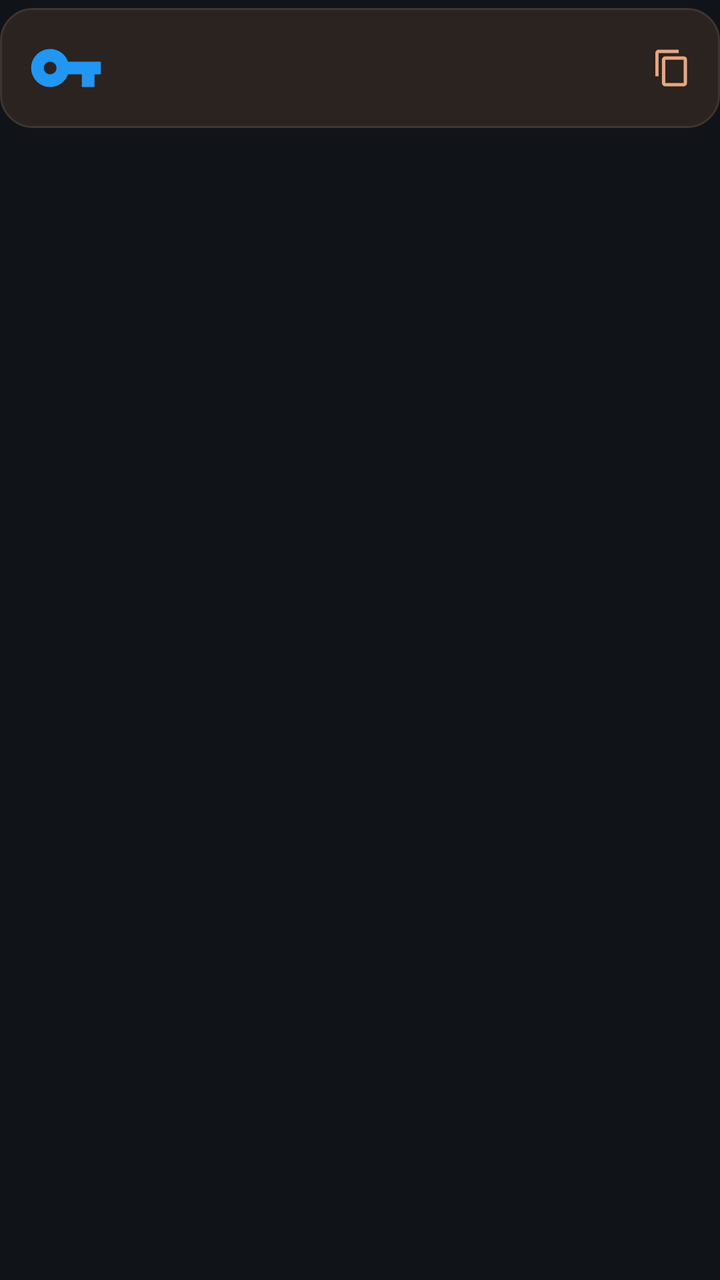
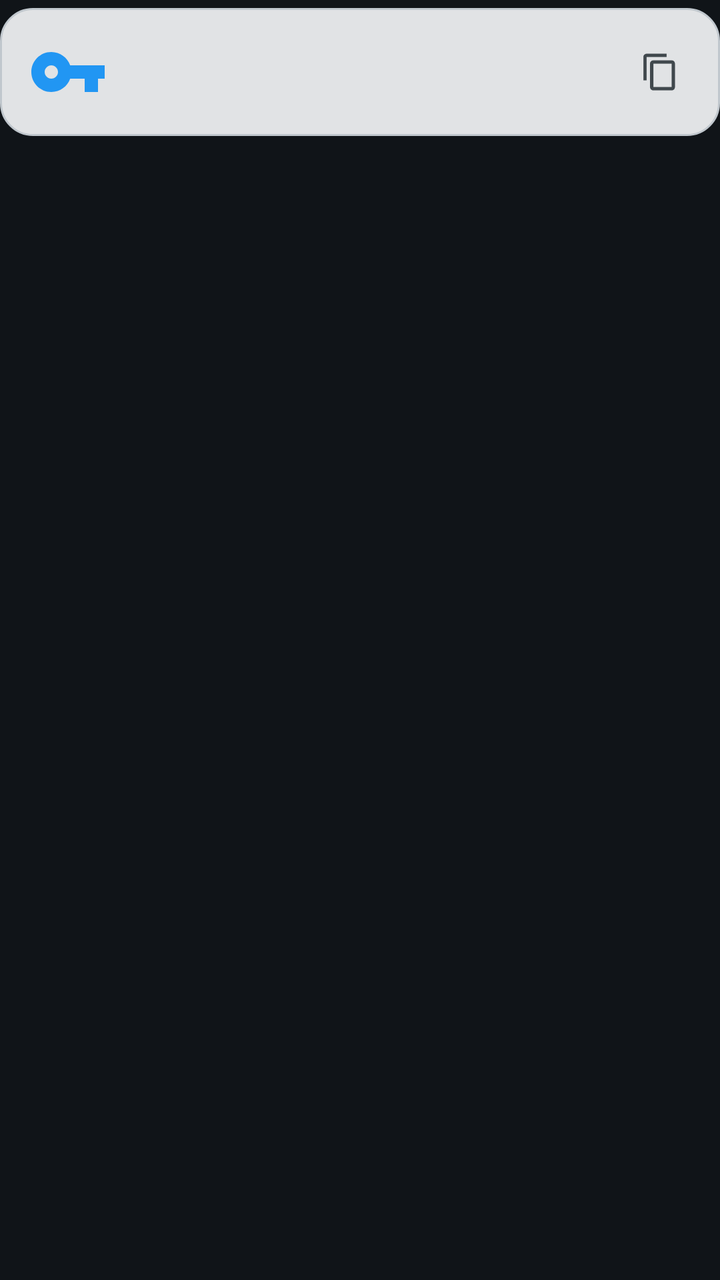

Compare the two renders of this Android layout. The source of the first and the diff that turns it into the second are given below.
<!-- AndroidManifest.xml: application theme Theme.Decryptum -->
<!-- res/layout/autofill_dataset_item.xml -->
<?xml version="1.0" encoding="utf-8"?>
<FrameLayout xmlns:android="http://schemas.android.com/apk/res/android"
    android:layout_width="match_parent"
    android:layout_height="wrap_content"
    android:paddingTop="4dp"
    android:paddingBottom="4dp">

    <LinearLayout
        android:layout_width="match_parent"
        android:layout_height="wrap_content"
        android:orientation="horizontal"
        android:gravity="center_vertical"
        android:minHeight="56dp"
        android:paddingStart="14dp"
        android:paddingEnd="14dp"
        android:paddingTop="10dp"
        android:paddingBottom="10dp"
        android:background="@drawable/bg_autofill_card">

        <ImageView
            android:id="@+id/autofill_item_icon"
            android:layout_width="38dp"
            android:layout_height="38dp"
            android:layout_marginEnd="12dp"
            android:src="@drawable/ic_autofill_key"
            android:scaleType="fitCenter"
            android:contentDescription="@null" />

        <LinearLayout
            android:layout_width="0dp"
            android:layout_height="wrap_content"
            android:layout_weight="1"
            android:orientation="vertical">

            <TextView
                android:id="@+id/autofill_item_title"
                android:layout_width="match_parent"
                android:layout_height="wrap_content"
                android:textSize="15sp"
                android:textStyle="bold"
                android:textColor="#FFFFFF"
                android:ellipsize="end"
                android:singleLine="true" />

            <TextView
                android:id="@+id/autofill_item_subtitle"
                android:layout_width="match_parent"
                android:layout_height="wrap_content"
                android:layout_marginTop="2dp"
                android:textSize="13sp"
                android:textColor="#BFAFA6"
                android:ellipsize="end"
                android:singleLine="true" />
        </LinearLayout>

        <ImageView
            android:id="@+id/autofill_item_copy"
            android:layout_width="20dp"
            android:layout_height="20dp"
            android:layout_marginStart="8dp"
            android:src="@drawable/ic_autofill_copy"
            android:contentDescription="@null" />

    </LinearLayout>

</FrameLayout>
<!-- resources referenced by this layout -->
<resources>
  <!-- drawable bg_autofill_card (drawable) -->
  <?xml version="1.0" encoding="utf-8"?>
  <shape xmlns:android="http://schemas.android.com/apk/res/android"
      android:shape="rectangle">
      <corners android:radius="16dp" />
      <solid android:color="#2B231F" />
      <stroke
          android:width="1dp"
          android:color="#3F3530" />
  </shape>
  <!-- drawable ic_autofill_copy (drawable) -->
  <vector xmlns:android="http://schemas.android.com/apk/res/android"
      android:width="20dp"
      android:height="20dp"
      android:viewportWidth="24"
      android:viewportHeight="24">
      <path
          android:fillColor="#E5A882"
          android:pathData="M16,1H4c-1.1,0 -2,0.9 -2,2v14h2V3h12V1zm3,4H8c-1.1,0 -2,0.9 -2,2v14c0,1.1 0.9,2 2,2h11c1.1,0 2,-0.9 2,-2V7c0,-1.1 -0.9,-2 -2,-2zm0,16H8V7h11v14z" />
  </vector>
  <!-- drawable ic_autofill_key (drawable) -->
  <vector xmlns:android="http://schemas.android.com/apk/res/android"
      android:width="24dp"
      android:height="24dp"
      android:viewportWidth="24"
      android:viewportHeight="24">
    <path
        android:fillColor="#FF2196F3"
        android:pathData="M12.65,10C11.83,7.67 9.61,6 7,6c-3.31,0 -6,2.69 -6,6s2.69,6 6,6c2.61,0 4.83,-1.67 5.65,-4H17v4h4v-4h2v-4H12.65zM7,14c-1.1,0 -2,-0.9 -2,-2s0.9,-2 2,-2 2,0.9 2,2 -0.9,2 -2,2z"/>
  </vector>
  <style name="Theme.Decryptum" parent="android:Theme.Material.NoActionBar">
          <item name="android:windowBackground">@color/splash_background</item>
          <item name="android:statusBarColor">@color/splash_background</item>
          <item name="android:navigationBarColor">@color/splash_background</item>
      </style>
  <color name="splash_background">#FF101418</color>
</resources>

<!-- the commit's change to res/layout/autofill_dataset_item.xml (unified diff, before → after) -->
@@ -12,15 +12,15 @@
         android:gravity="center_vertical"
         android:minHeight="56dp"
         android:paddingStart="14dp"
-        android:paddingEnd="14dp"
-        android:paddingTop="10dp"
-        android:paddingBottom="10dp"
+        android:paddingEnd="6dp"
+        android:paddingTop="8dp"
+        android:paddingBottom="8dp"
         android:background="@drawable/bg_autofill_card">
 
         <ImageView
             android:id="@+id/autofill_item_icon"
-            android:layout_width="38dp"
-            android:layout_height="38dp"
+            android:layout_width="40dp"
+            android:layout_height="40dp"
             android:layout_marginEnd="12dp"
             android:src="@drawable/ic_autofill_key"
             android:scaleType="fitCenter"
@@ -38,7 +38,7 @@
                 android:layout_height="wrap_content"
                 android:textSize="15sp"
                 android:textStyle="bold"
-                android:textColor="#FFFFFF"
+                android:textColor="@color/autofill_text_primary"
                 android:ellipsize="end"
                 android:singleLine="true" />
 
@@ -48,18 +48,20 @@
                 android:layout_height="wrap_content"
                 android:layout_marginTop="2dp"
                 android:textSize="13sp"
-                android:textColor="#BFAFA6"
+                android:textColor="@color/autofill_text_secondary"
                 android:ellipsize="end"
                 android:singleLine="true" />
         </LinearLayout>
 
         <ImageView
             android:id="@+id/autofill_item_copy"
-            android:layout_width="20dp"
-            android:layout_height="20dp"
-            android:layout_marginStart="8dp"
+            android:layout_width="48dp"
+            android:layout_height="48dp"
+            android:padding="14dp"
+            android:scaleType="centerInside"
+            android:background="?android:attr/selectableItemBackgroundBorderless"
             android:src="@drawable/ic_autofill_copy"
-            android:contentDescription="@null" />
+            android:contentDescription="@string/autofill_copy_username" />
 
     </LinearLayout>
 
<!-- resource entries referenced after the edit -->
@@ -1,15 +1,20 @@
 <!-- resources referenced by this layout -->
 <resources>
+  <color name="autofill_text_primary">#FF1F2937</color>
+  <color name="autofill_text_secondary">#FF4B5563</color>
   <!-- drawable bg_autofill_card (drawable) -->
-  <?xml version="1.0" encoding="utf-8"?>
-  <shape xmlns:android="http://schemas.android.com/apk/res/android"
-      android:shape="rectangle">
-      <corners android:radius="16dp" />
-      <solid android:color="#2B231F" />
-      <stroke
-          android:width="1dp"
-          android:color="#3F3530" />
-  </shape>
+  <ripple xmlns:android="http://schemas.android.com/apk/res/android"
+      android:color="?android:attr/colorControlHighlight">
+      <item>
+          <shape android:shape="rectangle">
+              <corners android:radius="16dp" />
+              <solid android:color="@color/autofill_card_bg" />
+              <stroke
+                  android:width="1dp"
+                  android:color="@color/autofill_card_stroke" />
+          </shape>
+      </item>
+  </ripple>
   <!-- drawable ic_autofill_copy (drawable) -->
   <vector xmlns:android="http://schemas.android.com/apk/res/android"
       android:width="20dp"
@@ -17,7 +22,7 @@
       android:viewportWidth="24"
       android:viewportHeight="24">
       <path
-          android:fillColor="#E5A882"
+          android:fillColor="@color/autofill_icon_tint"
           android:pathData="M16,1H4c-1.1,0 -2,0.9 -2,2v14h2V3h12V1zm3,4H8c-1.1,0 -2,0.9 -2,2v14c0,1.1 0.9,2 2,2h11c1.1,0 2,-0.9 2,-2V7c0,-1.1 -0.9,-2 -2,-2zm0,16H8V7h11v14z" />
   </vector>
   <!-- drawable ic_autofill_key (drawable) -->
@@ -30,11 +35,15 @@
         android:fillColor="#FF2196F3"
         android:pathData="M12.65,10C11.83,7.67 9.61,6 7,6c-3.31,0 -6,2.69 -6,6s2.69,6 6,6c2.61,0 4.83,-1.67 5.65,-4H17v4h4v-4h2v-4H12.65zM7,14c-1.1,0 -2,-0.9 -2,-2s0.9,-2 2,-2 2,0.9 2,2 -0.9,2 -2,2z"/>
   </vector>
+  <string name="autofill_copy_username">Copy login</string>
   <style name="Theme.Decryptum" parent="android:Theme.Material.NoActionBar">
           <item name="android:windowBackground">@color/splash_background</item>
           <item name="android:statusBarColor">@color/splash_background</item>
           <item name="android:navigationBarColor">@color/splash_background</item>
       </style>
+  <color name="autofill_card_bg">#FFF0F2F5</color>
+  <color name="autofill_card_stroke">#FFE5E7EB</color>
+  <color name="autofill_icon_tint">#FF4B5563</color>
   <color name="splash_background">#FF101418</color>
 </resources>
 
